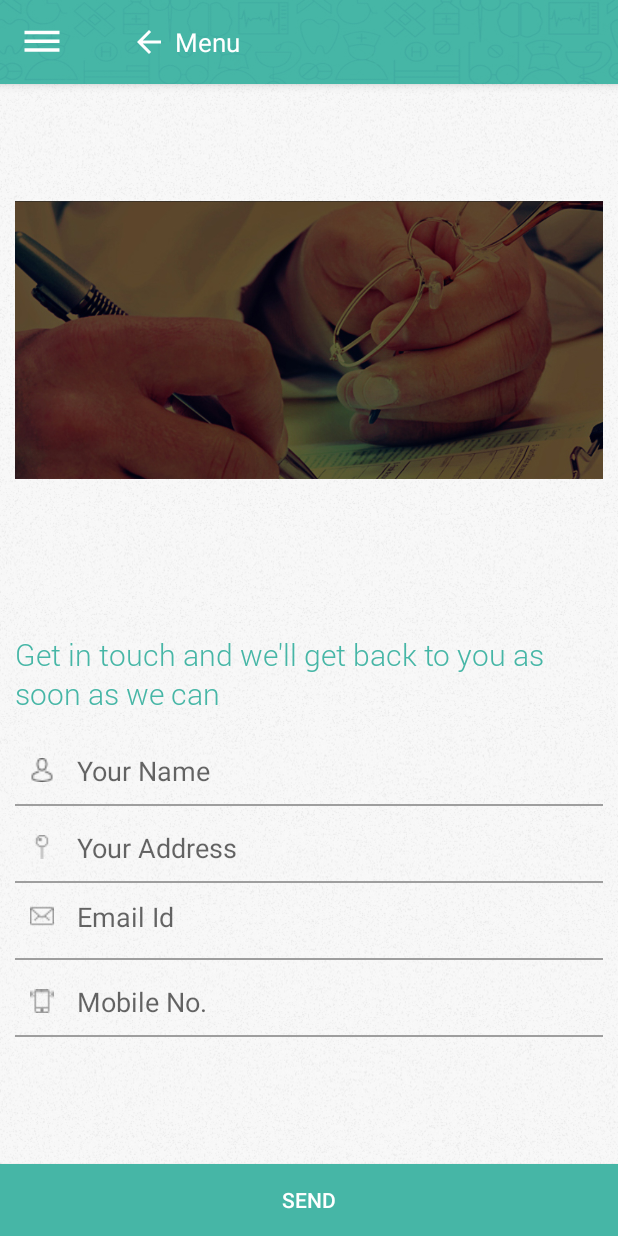
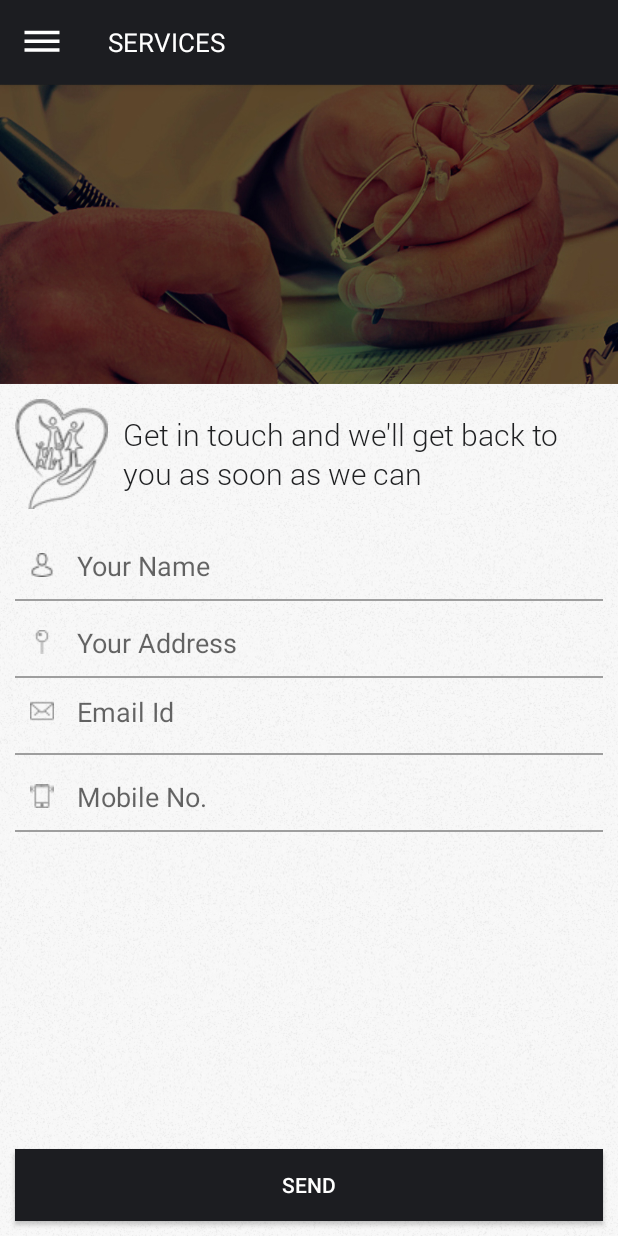
Before and after one commit to manishsinghhll525/CareTom, an Android app: the fragment ContactUsFragment placed in its activity, on a phone screen of 412 x 824 dp. Run offline under Robolectric (Android 15) with nearby library versions, the phone set to English and light mode, and no system bars; network calls fail.

Commit message:
10 th April

```diff
--- a/app/src/main/java/com/caretom/adapter/PackageListingAdapter.java
+++ b/app/src/main/java/com/caretom/adapter/PackageListingAdapter.java
@@ -63,9 +63,10 @@ public class PackageListingAdapter extends BaseAdapter {
         if (model.getFreeStatus().equalsIgnoreCase("1")) {
 
             // this represents browse free
-            holder.tv_package_price.setText("");
+            holder.tv_package_price.setVisibility(View.GONE);
         } else {
-            holder.tv_package_price.setText("RS." + model.getPrice() + "/MONTH");
+            holder.tv_package_price.setVisibility(View.VISIBLE);
+            holder.tv_package_price.setText("(RS." + model.getPrice() + "/MONTH)");
         }
 
         convertView.setOnClickListener(new View.OnClickListener() {
--- a/app/src/main/java/com/caretom/beforeLoginModule/MainMenuScreen.java
+++ b/app/src/main/java/com/caretom/beforeLoginModule/MainMenuScreen.java
@@ -29,15 +29,16 @@ import com.caretom.adapter.NavigationAdapter;
  */
 
 public class MainMenuScreen extends AppCompatActivity implements NavigationAdapter.NavigationItemClickListener, ServicesFragment.ServiceFragmentClickListener {
+    private final String TAG_PACKAGES_FRAGMENT = "packages";
     private final String TAG_SERVICES_FRAGMENT = "services";
     private final String TAG_CONTACT_US_FRAGMENT = "ContactUs";
     private final String TAG_FRAGMENT_ABOUT_US = "AboutUs";
-    private final int TAG_MY_ACCOUNT = 0;
-    private final int TAG_BLOGS = 1;
-    private final int TAG_ABOUT_US = 2;
-    private final int TAG_CONTACT_US = 3;
-    private final int TAG_SOCIAL_TOM = 4;
-    private final int TAG_LOGIN_LOGOUT = 5;
+    private final int TAG_SERVICES = 0;
+    private final int TAG_PACKAGES = 1;
+    private final int TAG_BLOG = 2;
+    private final int TAG_LOGIN = 3;
+    private final int TAG_ABOUT_US = 4;
+    private final int TAG_CONTACT = 5;
 
 
     private final String TAG_FREE_PACKAGES_FRAGMENT = "freePackages";
@@ -54,6 +55,7 @@ public class MainMenuScreen extends AppCompatActivity implements NavigationAdapt
     private FrameLayout frame_container;
     private RecyclerView recyclerView;
     private NavigationAdapter adapter;
+    TextView tv_title;
 
     private Context context;
 
@@ -91,17 +93,17 @@ public class MainMenuScreen extends AppCompatActivity implements NavigationAdapt
     private void setUpActionBar() {
         toolbar.setTitle("");
         setSupportActionBar(toolbar);
-        View logo = getLayoutInflater().inflate(R.layout.toolbar_row, null);
-        LinearLayout ll_back = (LinearLayout) logo.findViewById(R.id.ll_back);
+        View logo = getLayoutInflater().inflate(R.layout.toolbar_row2, null);
+       /* LinearLayout ll_back = (LinearLayout) logo.findViewById(R.id.ll_back);
         ll_back.setOnClickListener(new View.OnClickListener() {
             @Override
             public void onClick(View v) {
                 finish();
                 overridePendingTransition(R.anim.slide_in_right, R.anim.slide_out_right);
             }
-        });
+        });*/
 
-        TextView tv_title = (TextView) logo.findViewById(R.id.tv_title);
+        tv_title = (TextView) logo.findViewById(R.id.tv_title);
         tv_title.setText("Menu");
 
 
@@ -200,13 +202,26 @@ public class MainMenuScreen extends AppCompatActivity implements NavigationAdapt
     @Override
     public void onNavigationItemClick(int tag) {
         switch (tag) {
-            case TAG_MY_ACCOUNT:
+            case TAG_SERVICES:
+                drawerLayout.closeDrawers();
+                loadDefaultServicesFragment();
+
+                break;
+
+            case TAG_PACKAGES:
+                drawerLayout.closeDrawers();
+                loadPackagesFragment();
+                break;
+
+            case TAG_BLOG:
                 drawerLayout.closeDrawers();
 
                 break;
 
-            case TAG_BLOGS:
+            case TAG_LOGIN:
                 drawerLayout.closeDrawers();
+
+
                 break;
 
             case TAG_ABOUT_US:
@@ -214,18 +229,9 @@ public class MainMenuScreen extends AppCompatActivity implements NavigationAdapt
                 loadAboutUsFragment();
                 break;
 
-            case TAG_CONTACT_US:
+            case TAG_CONTACT:
                 drawerLayout.closeDrawers();
                 loadContactUsFragment();
-
-                break;
-
-            case TAG_SOCIAL_TOM:
-                drawerLayout.closeDrawers();
-                break;
-
-            case TAG_LOGIN_LOGOUT:
-                drawerLayout.closeDrawers();
                 break;
 
 
@@ -234,6 +240,7 @@ public class MainMenuScreen extends AppCompatActivity implements NavigationAdapt
 
 
     private void loadAboutUsFragment() {
+        tv_title.setText("ABOUT CARETOM");
         AboutUsFragment aboutUsFragment = new AboutUsFragment();
 
 
@@ -243,6 +250,7 @@ public class MainMenuScreen extends AppCompatActivity implements NavigationAdapt
     }
 
     private void loadContactUsFragment() {
+        tv_title.setText("CONTACT CARETOM");
         ContactUsFragment contactUsFragment = new ContactUsFragment();
         FragmentTransaction transaction = getSupportFragmentManager().beginTransaction();
         transaction.replace(R.id.frame_container, contactUsFragment, TAG_CONTACT_US_FRAGMENT);
@@ -250,11 +258,21 @@ public class MainMenuScreen extends AppCompatActivity implements NavigationAdapt
     }
 
     private void loadDefaultServicesFragment() {
+        tv_title.setText("SERVICES");
         ServicesFragment servicesFragment = new ServicesFragment();
         FragmentTransaction transaction = getSupportFragmentManager().beginTransaction();
         transaction.replace(R.id.frame_container, servicesFragment, TAG_SERVICES_FRAGMENT);
         transaction.commit();
 
+    }
+
+
+    private void loadPackagesFragment() {
+        tv_title.setText("PACKAGES");
+        FreePackagesFragment packagesFragment = new FreePackagesFragment();
+        FragmentTransaction transaction = getSupportFragmentManager().beginTransaction();
+        transaction.replace(R.id.frame_container, packagesFragment, TAG_PACKAGES_FRAGMENT);
+        transaction.commit();
     }
 
     @Override
@@ -269,10 +287,10 @@ public class MainMenuScreen extends AppCompatActivity implements NavigationAdapt
             case EMERGENCY:
                 break;
             case DIET_CHART:
-                loadContactUsFragment();
+              //  loadContactUsFragment();
                 break;
             case FREE_PACKAGES:
-                loadFreePackagesFragment();
+                loadPackagesFragment();
 
                 break;
 
@@ -283,7 +301,7 @@ public class MainMenuScreen extends AppCompatActivity implements NavigationAdapt
 
     }
 
-    private void loadFreePackagesFragment() {
+   /* private void loadFreePackagesFragment() {
 
         FreePackagesFragment freePackages = new FreePackagesFragment();
 
@@ -292,5 +310,5 @@ public class MainMenuScreen extends AppCompatActivity implements NavigationAdapt
         FragmentTransaction transaction = manager.beginTransaction();
         transaction.add(R.id.frame_container, freePackages, TAG_FREE_PACKAGES_FRAGMENT);
         transaction.commit();
-    }
+    }*/
 }
--- a/app/src/main/java/com/caretom/beforeLoginModule/PackageDetailActivity.java
+++ b/app/src/main/java/com/caretom/beforeLoginModule/PackageDetailActivity.java
@@ -101,7 +101,7 @@ public class PackageDetailActivity extends AppCompatActivity {
             ImageView imageView = new ImageView(context);
             imageView.setLayoutParams(new ViewGroup.LayoutParams(ViewGroup.LayoutParams.WRAP_CONTENT, ViewGroup.LayoutParams.WRAP_CONTENT));
             imageView.setImageResource(R.drawable.verified_icon);
-            // imageView.setPadding(5, 3, 10, 3);
+             imageView.setPadding(15, 3, 10, 3);
             linearLayout.addView(imageView);
 
 
@@ -145,7 +145,7 @@ public class PackageDetailActivity extends AppCompatActivity {
             ImageView imageView = new ImageView(context);
             imageView.setLayoutParams(new ViewGroup.LayoutParams(ViewGroup.LayoutParams.WRAP_CONTENT, ViewGroup.LayoutParams.WRAP_CONTENT));
             imageView.setImageResource(R.drawable.verified_icon);
-            // imageView.setPadding(5, 3, 10, 3);
+            imageView.setPadding(15, 3, 10, 3);
             linearLayout.addView(imageView);
 
 
--- a/app/src/main/java/com/caretom/beforeLoginModule/ServicesFragment.java
+++ b/app/src/main/java/com/caretom/beforeLoginModule/ServicesFragment.java
@@ -23,8 +23,6 @@ public class ServicesFragment extends Fragment {
     public interface ServiceFragmentClickListener {
         public abstract void onServiceItemClicked(int position);
     }
-
-
 
 
     View view;
--- a/app/src/main/res/drawable-hdpi/verified_icon.xml
+++ b/app/src/main/res/drawable-hdpi/verified_icon.xml
@@ -4,6 +4,6 @@
     android:viewportHeight="24.0"
     android:viewportWidth="24.0">
     <path
-        android:fillColor="@color/toolbarColor"
+        android:fillColor="#46b6a6"
         android:pathData="M12,2C6.48,2 2,6.48 2,12s4.48,10 10,10 10,-4.48 10,-10S17.52,2 12,2zM10,17l-5,-5 1.41,-1.41L10,14.17l7.59,-7.59L19,8l-9,9z" />
 </vector>
--- a/app/src/main/res/layout/activity_package_detail_screen.xml
+++ b/app/src/main/res/layout/activity_package_detail_screen.xml
@@ -33,6 +33,7 @@
                 android:id="@+id/tv_note"
                 android:layout_width="match_parent"
                 android:layout_height="wrap_content"
+                android:layout_marginLeft="15dp"
                 android:text="@string/note"
                 android:textColor="@color/main_heading_text_color"
                 android:textSize="@dimen/screen_title_text_size" />
--- a/app/src/main/res/layout/fragment_contact_us.xml
+++ b/app/src/main/res/layout/fragment_contact_us.xml
@@ -5,38 +5,59 @@
 
     android:background="@drawable/background">
 
+
     <ScrollView
         android:layout_width="match_parent"
         android:layout_height="wrap_content"
         android:layout_above="@+id/btn_send"
-        android:layout_alignParentTop="true"
-        android:layout_marginLeft="@dimen/screen_margin_left"
-        android:layout_marginRight="@dimen/screen_margin_right">
+
+        android:layout_alignParentTop="true">
 
         <LinearLayout
             android:layout_width="match_parent"
             android:layout_height="wrap_content"
             android:orientation="vertical">
 
+            <ImageView
+                android:id="@+id/img_top"
+                android:layout_width="match_parent"
+                android:layout_height="200dp"
 
-            <ImageView
-                android:layout_width="match_parent"
-                android:layout_height="wrap_content"
-                android:src="@drawable/banner_contact_us"/>
-
-            <com.caretom.customViews.CustomTextView
-                android:layout_width="match_parent"
-                android:layout_height="wrap_content"
-                android:layout_marginTop="25dp"
-
-                android:text="@string/contact_us_heading"
-                android:textColor="@color/main_heading_text_color"
-                android:textSize="@dimen/screen_title_text_size" />
+                android:scaleType="fitXY"
+                android:src="@drawable/banner_contact_us" />
 
 
             <LinearLayout
                 android:layout_width="match_parent"
                 android:layout_height="wrap_content"
+                android:layout_marginLeft="@dimen/screen_margin_left"
+                android:layout_marginRight="@dimen/screen_margin_right"
+                android:layout_marginTop="10dp"
+                android:gravity="center_vertical">
+
+
+                <ImageView
+                    android:layout_width="wrap_content"
+                    android:layout_height="wrap_content"
+                    android:src="@drawable/heart_icon" />
+
+
+                <com.caretom.customViews.CustomTextView
+                    android:layout_width="wrap_content"
+                    android:layout_height="wrap_content"
+                    android:layout_marginLeft="10dp"
+                    android:text="@string/contact_us_heading"
+                    android:textColor="@color/cms_page_heading_color"
+                    android:textSize="@dimen/screen_title_text_size" />
+
+            </LinearLayout>
+
+
+            <LinearLayout
+                android:layout_width="match_parent"
+                android:layout_height="wrap_content"
+                android:layout_marginLeft="@dimen/screen_margin_left"
+                android:layout_marginRight="@dimen/screen_margin_right"
                 android:layout_marginTop="25dp"
                 android:gravity="center_vertical"
                 android:orientation="horizontal"
@@ -64,13 +85,16 @@
             <View
                 android:layout_width="match_parent"
                 android:layout_height="1dp"
-
+                android:layout_marginLeft="@dimen/screen_margin_left"
+                android:layout_marginRight="@dimen/screen_margin_right"
                 android:background="@color/lineColor" />
 
 
             <LinearLayout
                 android:layout_width="match_parent"
                 android:layout_height="wrap_content"
+                android:layout_marginLeft="@dimen/screen_margin_left"
+                android:layout_marginRight="@dimen/screen_margin_right"
                 android:layout_marginTop="15dp"
                 android:gravity="center_vertical"
                 android:orientation="horizontal"
@@ -98,13 +122,16 @@
             <View
                 android:layout_width="match_parent"
                 android:layout_height="1dp"
-
+                android:layout_marginLeft="@dimen/screen_margin_left"
+                android:layout_marginRight="@dimen/screen_margin_right"
                 android:background="@color/lineColor" />
 
 
             <LinearLayout
                 android:layout_width="match_parent"
                 android:layout_height="wrap_content"
+                android:layout_marginLeft="@dimen/screen_margin_left"
+                android:layout_marginRight="@dimen/screen_margin_right"
                 android:layout_marginTop="10dp"
                 android:gravity="center_vertical"
                 android:orientation="horizontal"
@@ -132,12 +159,15 @@
             <View
                 android:layout_width="match_parent"
                 android:layout_height="1dp"
-
+                android:layout_marginLeft="@dimen/screen_margin_left"
+                android:layout_marginRight="@dimen/screen_margin_right"
                 android:background="@color/lineColor" />
 
             <LinearLayout
                 android:layout_width="match_parent"
                 android:layout_height="wrap_content"
+                android:layout_marginLeft="@dimen/screen_margin_left"
+                android:layout_marginRight="@dimen/screen_margin_right"
                 android:layout_marginTop="15dp"
                 android:gravity="center_vertical"
                 android:orientation="horizontal"
@@ -167,7 +197,8 @@
             <View
                 android:layout_width="match_parent"
                 android:layout_height="1dp"
-
+                android:layout_marginLeft="@dimen/screen_margin_left"
+                android:layout_marginRight="@dimen/screen_margin_right"
                 android:background="@color/lineColor" />
 
         </LinearLayout>
@@ -179,8 +210,11 @@
         android:layout_width="match_parent"
         android:layout_height="wrap_content"
         android:layout_alignParentBottom="true"
-        android:background="@color/main_heading_text_color"
+        android:background="@color/toolbarColor"
         android:text="@string/send"
+        android:layout_marginBottom="10dp"
+        android:layout_marginLeft="@dimen/screen_margin_left"
+        android:layout_marginRight="@dimen/screen_margin_right"
         android:textColor="@color/whiteColor" />
 
 </RelativeLayout>
--- a/app/src/main/res/layout/toolbar.xml
+++ b/app/src/main/res/layout/toolbar.xml
@@ -5,7 +5,7 @@
     collapseIcon="@drawable/back_arrow"
     android:layout_width="match_parent"
     android:layout_height="?attr/actionBarSize"
-    android:background="@drawable/header"
+    android:background="@color/toolbarColor"
     android:elevation="4dp"
     app:theme="@style/ThemeOverlay.AppCompat">
 
--- /dev/null
+++ b/app/src/main/res/layout/toolbar_row2.xml
@@ -0,0 +1,34 @@
+<?xml version="1.0" encoding="utf-8"?>
+<LinearLayout xmlns:android="http://schemas.android.com/apk/res/android"
+    android:layout_width="match_parent"
+    android:layout_height="wrap_content">
+
+    <!--  <LinearLayout
+          android:id="@+id/ll_back"
+          android:layout_width="wrap_content"
+          android:layout_height="wrap_content"
+          android:layout_alignParentLeft="true"
+          android:layout_marginLeft="@dimen/screen_margin_left">
+
+          <ImageView
+              android:id="@+id/imageView"
+              android:layout_width="wrap_content"
+              android:layout_height="wrap_content"
+              android:padding="5dp"
+              android:src="@drawable/back_arrow"
+
+              />
+      </LinearLayout>
+  -->
+
+    <TextView
+        android:id="@+id/tv_title"
+        android:layout_width="match_parent"
+        android:layout_height="wrap_content"
+        android:gravity="center"
+
+        android:textColor="@color/whiteColor"
+        android:textSize="@dimen/toolbar_title_text_size" />
+
+
+</LinearLayout>
--- a/app/src/main/res/values/colors.xml
+++ b/app/src/main/res/values/colors.xml
@@ -6,11 +6,15 @@
     <color name="whiteColor">#ffffff</color>
     <color name="menu_screen_background">#f7f7f7</color>
     <color name="menu_screen_item_hovered">#186c9b</color>
-    <color name="toolbarColor">#46b6a6</color>
+    <color name="toolbarColor">#1c1d21</color>
     <color name="forget_password_background">#edefed</color>
     <color name="main_heading_text_color">#46b6a6</color>
     <color name="transparent">#00000000</color>
     <color name="lineColor">#9e9e9e</color>
+    <color name="cms_page_heading_color">#1e1f21</color>
+    <color name="cms_pages_button_color">#222c35</color>
+    <color name="packege_text_color">#80222c34</color>
+
 
 
 </resources>
--- a/app/src/main/res/values/dimens.xml
+++ b/app/src/main/res/values/dimens.xml
@@ -6,5 +6,6 @@
     <dimen name="screen_margin_right">10dp</dimen>
     <dimen name="toolbar_title_text_size">17sp</dimen>
     <dimen name="screen_title_text_size">20sp</dimen>
+    <dimen name="screen_package_text_size">18sp</dimen>
 
 </resources>
--- a/app/src/main/res/values/strings.xml
+++ b/app/src/main/res/values/strings.xml
@@ -25,7 +25,7 @@
         <item>BLOG</item>
         <item>LOGIN</item>
         <item>ABOUT US</item>
-        <item>CONTACT</item>
+        <item>CONTACT US</item>
 
 
     </string-array>
```
Also changed, not shown: app/src/main/res/layout/fragment_about_us.xml (+37 -14 lines), app/src/main/res/layout/fragment_free_packages.xml (+12 -2 lines), app/src/main/res/layout/row_package_listing.xml (+10 -29 lines), app/src/main/res/drawable/banner_packages.jpg (added), app/src/main/res/drawable/button_icon.png (added).
